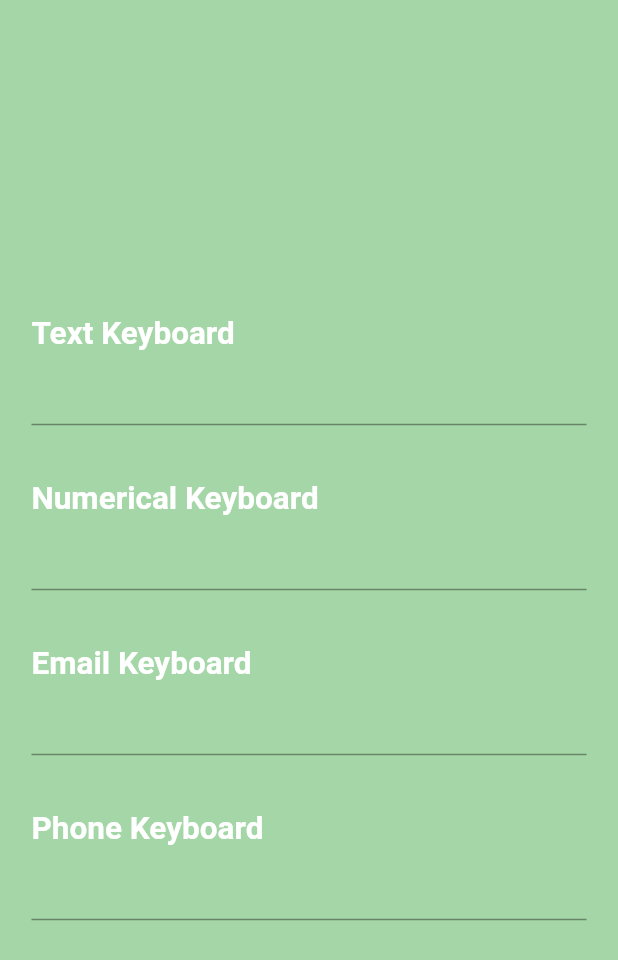
After one commit to novelworm777/gn-accessor, a Flutter app: the TextFieldKeyboardScreen screen opened directly, on a phone screen of 412 x 824 dp. The commit adds this screen. Shown: the top 960 px of the screen. Run offline on Flutter 3.47's test engine with Material 2 defaults, Android fonts, the phone set to English and light mode, and no system bars; drawn by our look-alikes of flutter_form_builder.

Commit message:
research text field keyboards

```diff
--- a/lib/research_screen.dart
+++ b/lib/research_screen.dart
@@ -14,15 +14,14 @@ class ResearchScreen extends StatelessWidget {
     return GestureDetector(
       onTap: () => FocusManager.instance.primaryFocus?.unfocus(),
       child: Scaffold(
+        backgroundColor: Colors.red.shade200,
         body: Container(
-          color: Colors.red.shade200,
           padding: const EdgeInsets.symmetric(horizontal: 21, vertical: 33),
           child: Center(
             child: FormBuilder(
               key: _formKey,
               child: SingleChildScrollView(
                 child: Column(
-                  mainAxisAlignment: MainAxisAlignment.center,
                   crossAxisAlignment: CrossAxisAlignment.start,
                   children: [
                     const _Label(
--- /dev/null
+++ b/lib/textFields/text_field_keyboard_screen.dart
@@ -0,0 +1,57 @@
+import 'package:flutter/material.dart';
+import 'package:flutter_form_builder/flutter_form_builder.dart';
+import 'package:gn_accessor/constants.dart';
+
+class TextFieldKeyboardScreen extends StatelessWidget {
+  TextFieldKeyboardScreen({Key? key}) : super(key: key);
+
+  final _formKey = GlobalKey<FormBuilderState>();
+
+  @override
+  Widget build(BuildContext context) {
+    return GestureDetector(
+      onTap: () => FocusManager.instance.primaryFocus?.unfocus(),
+      child: Scaffold(
+        backgroundColor: Colors.green.shade200,
+        body: Container(
+          padding: const EdgeInsets.symmetric(horizontal: 21, vertical: 33),
+          child: Center(
+            child: FormBuilder(
+              key: _formKey,
+              child: SingleChildScrollView(
+                child: Column(
+                  crossAxisAlignment: CrossAxisAlignment.start,
+                  children: [
+                    const Text('Text Keyboard', style: kFontStyle),
+                    FormBuilderTextField(
+                      name: 'textKeyboard',
+                      keyboardType: TextInputType.text,
+                    ),
+                    const SizedBox(height: 37),
+                    const Text('Numerical Keyboard', style: kFontStyle),
+                    FormBuilderTextField(
+                      name: 'numericalKeyboard',
+                      keyboardType: TextInputType.number,
+                    ),
+                    const SizedBox(height: 37),
+                    const Text('Email Keyboard', style: kFontStyle),
+                    FormBuilderTextField(
+                      name: 'emailKeyboard',
+                      keyboardType: TextInputType.emailAddress,
+                    ),
+                    const SizedBox(height: 37),
+                    const Text('Phone Keyboard', style: kFontStyle),
+                    FormBuilderTextField(
+                      name: 'phoneKeyboard',
+                      keyboardType: TextInputType.phone,
+                    ),
+                  ],
+                ),
+              ),
+            ),
+          ),
+        ),
+      ),
+    );
+  }
+}
```
